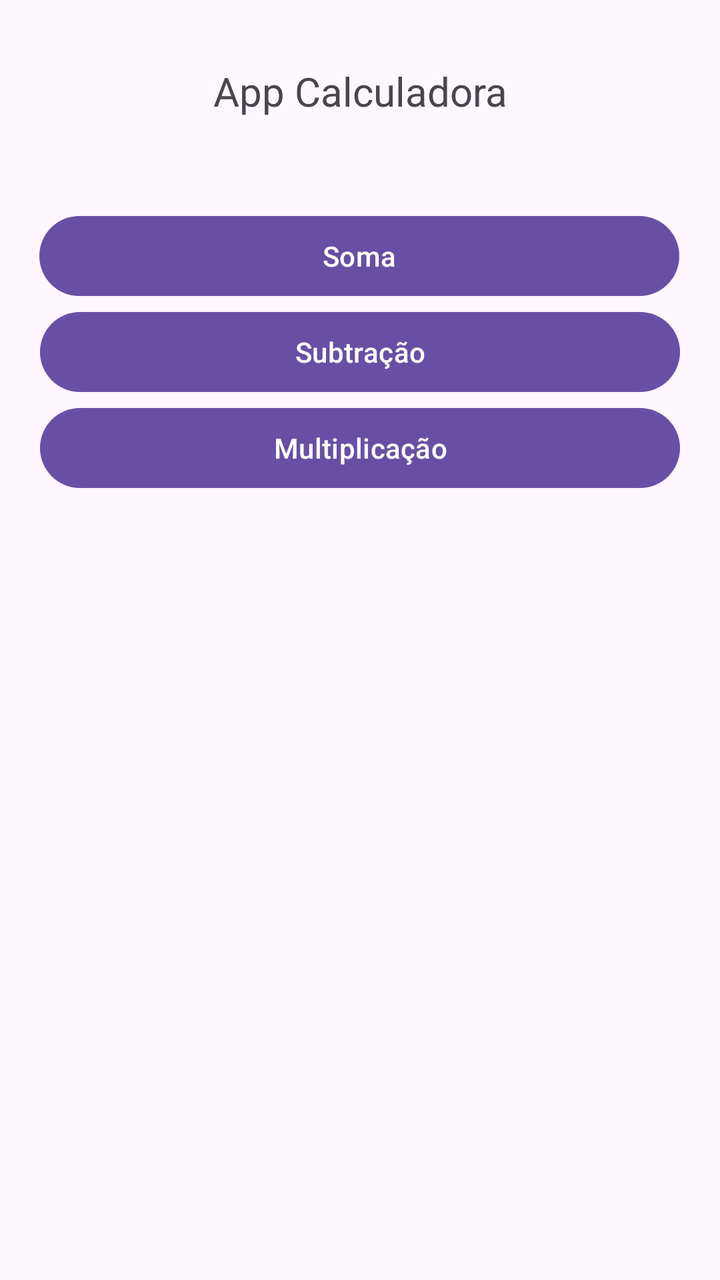
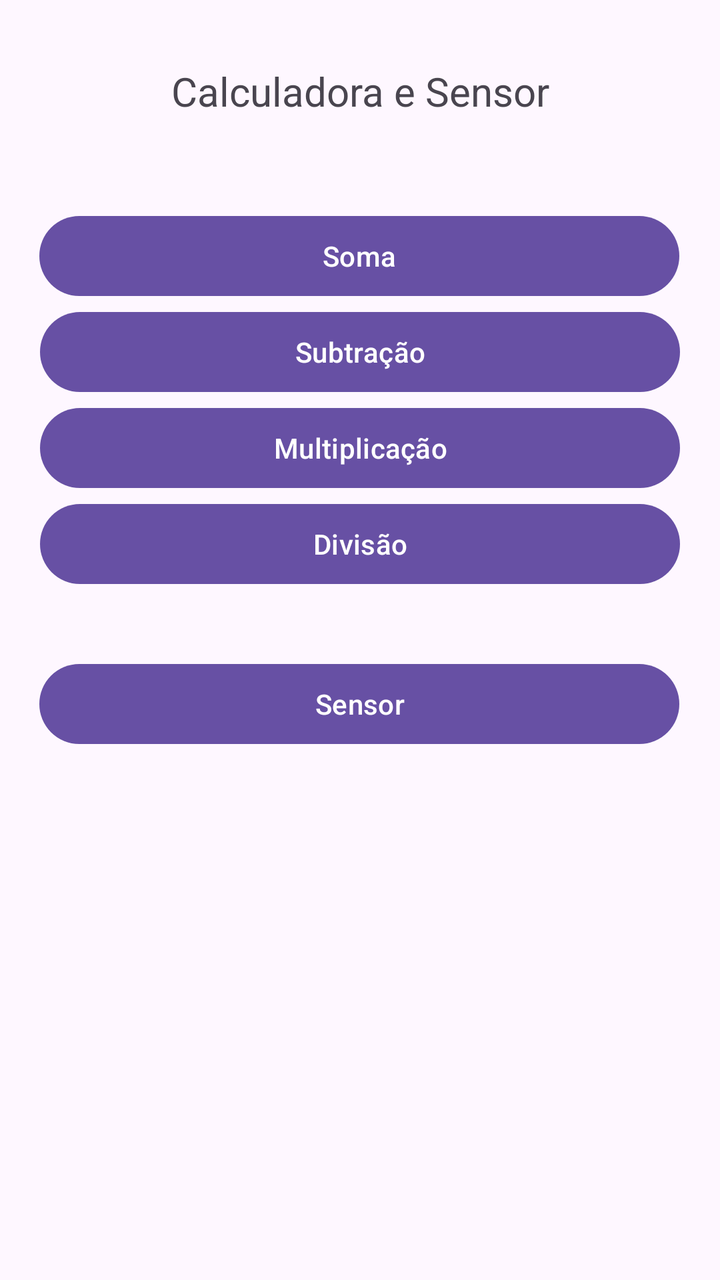

Before-and-after screenshots of an Android layout around one commit, followed by the original layout XML and the change that was made.
<!-- AndroidManifest.xml: application theme Theme.Projetoprova -->
<!-- res/layout/activity_main.xml -->
<?xml version="1.0" encoding="utf-8"?>
<androidx.constraintlayout.widget.ConstraintLayout xmlns:android="http://schemas.android.com/apk/res/android"
    xmlns:app="http://schemas.android.com/apk/res-auto"
    xmlns:tools="http://schemas.android.com/tools"
    android:id="@+id/main"
    android:layout_width="match_parent"
    android:layout_height="match_parent"
    tools:context=".MainActivity">

    <TextView
        android:id="@+id/textView"
        android:layout_width="360dp"
        android:layout_height="48dp"
        android:layout_marginTop="32dp"
        android:text="App Calculadora"
        android:textAlignment="center"
        android:textSize="20sp"
        app:layout_constraintEnd_toEndOf="parent"
        app:layout_constraintStart_toStartOf="parent"
        app:layout_constraintTop_toTopOf="parent" />

    <Button
        android:id="@+id/btnsoma"
        android:layout_width="320dp"
        android:layout_height="48dp"
        android:layout_marginTop="24dp"
        android:text="Soma"
        app:layout_constraintEnd_toEndOf="parent"
        app:layout_constraintHorizontal_bias="0.494"
        app:layout_constraintStart_toStartOf="parent"
        app:layout_constraintTop_toBottomOf="@+id/textView" />

    <Button
        android:id="@+id/btnsubtracao"
        android:layout_width="320dp"
        android:layout_height="48dp"
        android:text="Subtração"
        app:layout_constraintEnd_toEndOf="parent"
        app:layout_constraintStart_toStartOf="parent"
        app:layout_constraintTop_toBottomOf="@+id/btnsoma" />

    <Button
        android:id="@+id/btnmultiplicacao"
        android:layout_width="320dp"
        android:layout_height="48dp"
        android:text="Multiplicação"
        app:layout_constraintEnd_toEndOf="parent"
        app:layout_constraintStart_toStartOf="parent"
        app:layout_constraintTop_toBottomOf="@+id/btnsubtracao" />
</androidx.constraintlayout.widget.ConstraintLayout>
<!-- resources referenced by this layout -->
<resources>
  <style name="Theme.Projetoprova" parent="Base.Theme.Projetoprova" />
  <style name="Base.Theme.Projetoprova" parent="Theme.Material3.DayNight.NoActionBar">
          
          
      </style>
</resources>

<!-- the commit's change to res/layout/activity_main.xml (unified diff, before → after) -->
@@ -12,7 +12,7 @@
         android:layout_width="360dp"
         android:layout_height="48dp"
         android:layout_marginTop="32dp"
-        android:text="App Calculadora"
+        android:text="Calculadora e Sensor"
         android:textAlignment="center"
         android:textSize="20sp"
         app:layout_constraintEnd_toEndOf="parent"
@@ -47,4 +47,24 @@
         app:layout_constraintEnd_toEndOf="parent"
         app:layout_constraintStart_toStartOf="parent"
         app:layout_constraintTop_toBottomOf="@+id/btnsubtracao" />
+
+    <Button
+        android:id="@+id/btnsensor"
+        android:layout_width="320dp"
+        android:layout_height="48dp"
+        android:layout_marginTop="32dp"
+        android:text="Sensor"
+        app:layout_constraintEnd_toEndOf="parent"
+        app:layout_constraintHorizontal_bias="0.494"
+        app:layout_constraintStart_toStartOf="parent"
+        app:layout_constraintTop_toBottomOf="@+id/btndivisao" />
+
+    <Button
+        android:id="@+id/btndivisao"
+        android:layout_width="320dp"
+        android:layout_height="48dp"
+        android:text="Divisão"
+        app:layout_constraintEnd_toEndOf="parent"
+        app:layout_constraintStart_toStartOf="parent"
+        app:layout_constraintTop_toBottomOf="@+id/btnmultiplicacao" />
 </androidx.constraintlayout.widget.ConstraintLayout>
